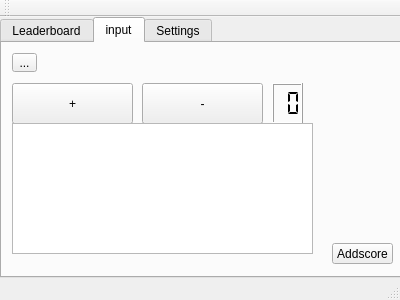
First picture: the form in CatanScoreboard/mainwindow.ui, repository cdwijs/CatanScoreboard, before the edit.
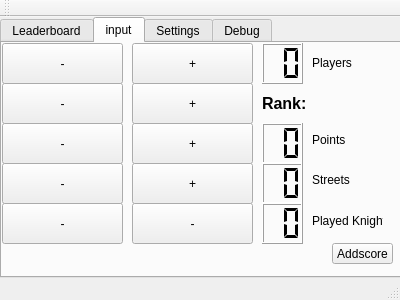
Second picture: the form after the edit.

Commit message: Changed buttons, initial min/max guard code

```diff
--- a/CatanScoreboard/mainwindow.ui
+++ b/CatanScoreboard/mainwindow.ui
@@ -64,9 +64,9 @@
      <widget class="QLCDNumber" name="lcdNumPlayers">
       <property name="geometry">
        <rect>
-        <x>270</x>
-        <y>40</y>
-        <width>31</width>
+        <x>260</x>
+        <y>0</y>
+        <width>41</width>
         <height>41</height>
        </rect>
       </property>
@@ -80,8 +80,8 @@
      <widget class="QPushButton" name="btnPlayersPlus">
       <property name="geometry">
        <rect>
-        <x>10</x>
-        <y>40</y>
+        <x>130</x>
+        <y>0</y>
         <width>121</width>
         <height>41</height>
        </rect>
@@ -93,8 +93,8 @@
      <widget class="QPushButton" name="btnPlayersMin">
       <property name="geometry">
        <rect>
-        <x>140</x>
-        <y>40</y>
+        <x>0</x>
+        <y>0</y>
         <width>121</width>
         <height>41</height>
        </rect>
@@ -103,27 +103,228 @@
        <string>-</string>
       </property>
      </widget>
-     <widget class="QToolButton" name="toolButton">
+     <widget class="QLabel" name="label">
       <property name="geometry">
        <rect>
-        <x>10</x>
+        <x>310</x>
         <y>10</y>
-        <width>25</width>
-        <height>19</height>
+        <width>47</width>
+        <height>20</height>
        </rect>
       </property>
       <property name="text">
-       <string>...</string>
+       <string>Players</string>
       </property>
      </widget>
-     <widget class="QTextBrowser" name="textBrowser">
+     <widget class="QPushButton" name="btnRankMin">
       <property name="geometry">
        <rect>
-        <x>10</x>
+        <x>0</x>
+        <y>40</y>
+        <width>121</width>
+        <height>41</height>
+       </rect>
+      </property>
+      <property name="text">
+       <string>-</string>
+      </property>
+     </widget>
+     <widget class="QPushButton" name="btnRankPlus">
+      <property name="geometry">
+       <rect>
+        <x>130</x>
+        <y>40</y>
+        <width>121</width>
+        <height>41</height>
+       </rect>
+      </property>
+      <property name="text">
+       <string>+</string>
+      </property>
+     </widget>
+     <widget class="QLabel" name="labelRank">
+      <property name="geometry">
+       <rect>
+        <x>260</x>
+        <y>50</y>
+        <width>131</width>
+        <height>21</height>
+       </rect>
+      </property>
+      <property name="font">
+       <font>
+        <pointsize>12</pointsize>
+        <weight>75</weight>
+        <bold>true</bold>
+       </font>
+      </property>
+      <property name="text">
+       <string>Rank:</string>
+      </property>
+     </widget>
+     <widget class="QPushButton" name="btnPointsMin">
+      <property name="geometry">
+       <rect>
+        <x>0</x>
         <y>80</y>
-        <width>301</width>
-        <height>131</height>
+        <width>121</width>
+        <height>41</height>
        </rect>
+      </property>
+      <property name="text">
+       <string>-</string>
+      </property>
+     </widget>
+     <widget class="QPushButton" name="btnPointsPlus">
+      <property name="geometry">
+       <rect>
+        <x>130</x>
+        <y>80</y>
+        <width>121</width>
+        <height>41</height>
+       </rect>
+      </property>
+      <property name="text">
+       <string>+</string>
+      </property>
+     </widget>
+     <widget class="QLCDNumber" name="lcdPoints">
+      <property name="geometry">
+       <rect>
+        <x>260</x>
+        <y>80</y>
+        <width>41</width>
+        <height>41</height>
+       </rect>
+      </property>
+      <property name="digitCount">
+       <number>2</number>
+      </property>
+      <property name="segmentStyle">
+       <enum>QLCDNumber::Flat</enum>
+      </property>
+     </widget>
+     <widget class="QLabel" name="label_2">
+      <property name="geometry">
+       <rect>
+        <x>310</x>
+        <y>90</y>
+        <width>47</width>
+        <height>13</height>
+       </rect>
+      </property>
+      <property name="text">
+       <string>Points</string>
+      </property>
+     </widget>
+     <widget class="QPushButton" name="btnStreetsMin">
+      <property name="geometry">
+       <rect>
+        <x>0</x>
+        <y>120</y>
+        <width>121</width>
+        <height>41</height>
+       </rect>
+      </property>
+      <property name="text">
+       <string>-</string>
+      </property>
+     </widget>
+     <widget class="QPushButton" name="btnStreetsPlus">
+      <property name="geometry">
+       <rect>
+        <x>130</x>
+        <y>120</y>
+        <width>121</width>
+        <height>41</height>
+       </rect>
+      </property>
+      <property name="text">
+       <string>+</string>
+      </property>
+     </widget>
+     <widget class="QLCDNumber" name="lcdStreets">
+      <property name="geometry">
+       <rect>
+        <x>260</x>
+        <y>120</y>
+        <width>41</width>
+        <height>41</height>
+       </rect>
+      </property>
+      <property name="digitCount">
+       <number>2</number>
+      </property>
+      <property name="segmentStyle">
+       <enum>QLCDNumber::Flat</enum>
+      </property>
+     </widget>
+     <widget class="QLabel" name="label_3">
+      <property name="geometry">
+       <rect>
+        <x>310</x>
+        <y>130</y>
+        <width>47</width>
+        <height>13</height>
+       </rect>
+      </property>
+      <property name="text">
+       <string>Streets</string>
+      </property>
+     </widget>
+     <widget class="QPushButton" name="btnKnightMin">
+      <property name="geometry">
+       <rect>
+        <x>0</x>
+        <y>160</y>
+        <width>121</width>
+        <height>41</height>
+       </rect>
+      </property>
+      <property name="text">
+       <string>-</string>
+      </property>
+     </widget>
+     <widget class="QPushButton" name="btnKnightPlus">
+      <property name="geometry">
+       <rect>
+        <x>130</x>
+        <y>160</y>
+        <width>121</width>
+        <height>41</height>
+       </rect>
+      </property>
+      <property name="text">
+       <string>-</string>
+      </property>
+     </widget>
+     <widget class="QLCDNumber" name="lcdKnight">
+      <property name="geometry">
+       <rect>
+        <x>260</x>
+        <y>160</y>
+        <width>41</width>
+        <height>41</height>
+       </rect>
+      </property>
+      <property name="digitCount">
+       <number>2</number>
+      </property>
+      <property name="segmentStyle">
+       <enum>QLCDNumber::Flat</enum>
+      </property>
+     </widget>
+     <widget class="QLabel" name="label_4">
+      <property name="geometry">
+       <rect>
+        <x>310</x>
+        <y>170</y>
+        <width>71</width>
+        <height>16</height>
+       </rect>
+      </property>
+      <property name="text">
+       <string>Played Knight</string>
       </property>
      </widget>
     </widget>
@@ -132,6 +333,21 @@
       <string>Settings</string>
      </attribute>
     </widget>
+    <widget class="QWidget" name="Debug">
+     <attribute name="title">
+      <string>Debug</string>
+     </attribute>
+     <widget class="QTextBrowser" name="textBrowser">
+      <property name="geometry">
+       <rect>
+        <x>0</x>
+        <y>0</y>
+        <width>391</width>
+        <height>231</height>
+       </rect>
+      </property>
+     </widget>
+    </widget>
    </widget>
   </widget>
   <widget class="QMenuBar" name="menuBar">
```
The commit also changes 2 other files.
